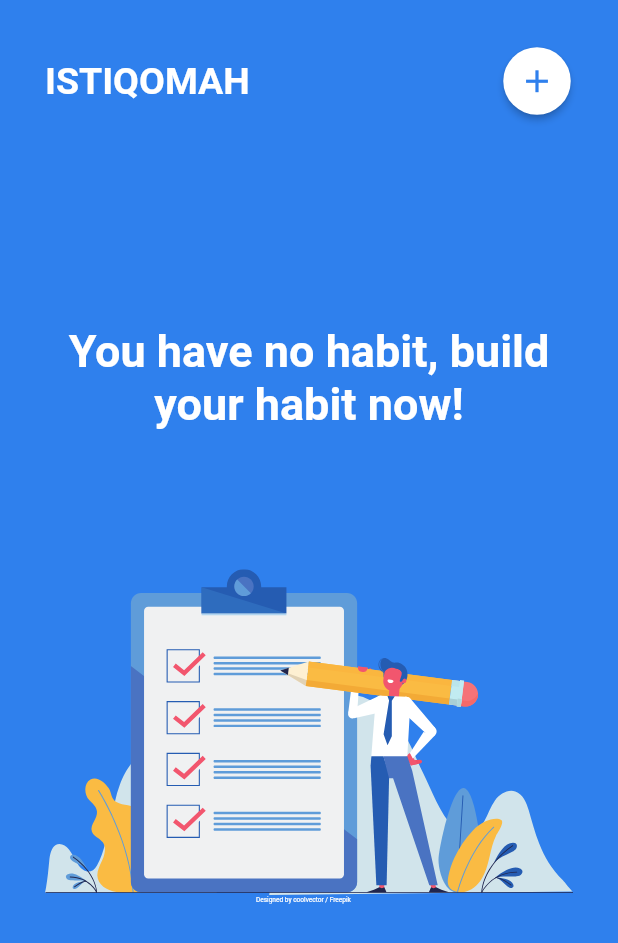
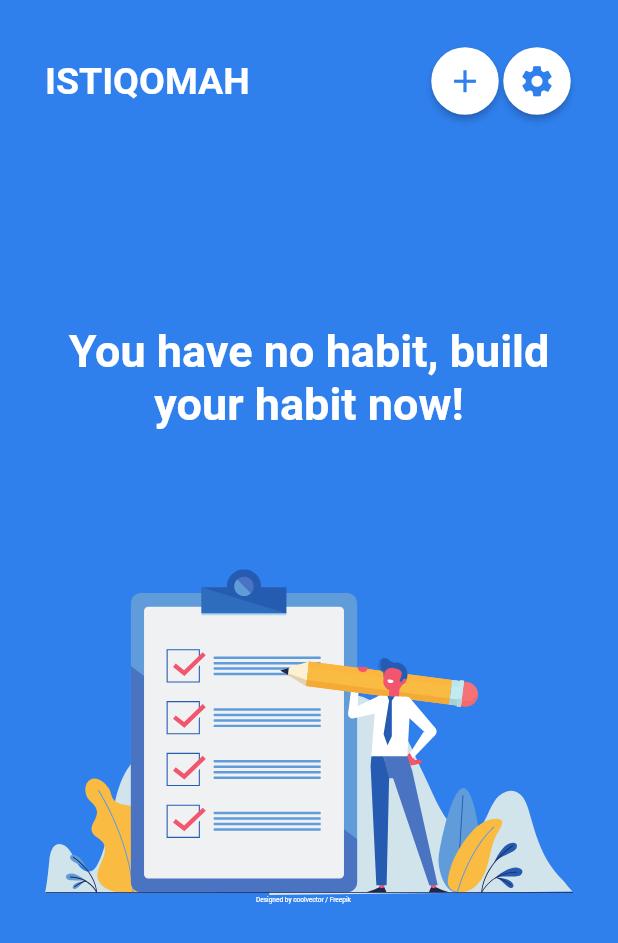
Before and after one commit to dihak/flutter-istiqomah, a Flutter app: the screen it shows after launch, after a tap on "Start", on a phone screen of 412 x 824 dp. Shown: the top 943 px of the screen. Run offline on Flutter 3.47's test engine with Material 2 defaults, Android fonts, the phone set to English and light mode, and no system bars; our stand-ins replace fl_chart, flutter_local_notifications, flutter_native_timezone, flutter_svg, shared_preferences, sqflite and 1 more; accounts and stored records are empty; Roboto replaces fonts that are missing (ProductSans).

Commit message:
Added Settings Page & Theme Changer

```diff
--- a/lib/main.dart
+++ b/lib/main.dart
@@ -2,11 +2,11 @@ import 'package:flutter/material.dart';
 import 'package:istiqomah/constants/app_theme.dart';
 import 'package:istiqomah/models/habit.dart';
 import 'package:istiqomah/pages/home/index.dart';
+import 'package:istiqomah/pages/settings/config.dart';
 import 'package:istiqomah/routes.dart';
 import 'package:istiqomah/pages/get_started/index.dart';
 import 'package:provider/provider.dart';
 import 'package:shared_preferences/shared_preferences.dart';
-
 import 'constants/app_theme.dart';
 
 Future<void> main() async {
@@ -29,6 +29,9 @@ class _IstiqomahAppState extends State<IstiqomahApp> {
   @override
   void initState() {
     super.initState();
+    currentTheme.addListener(() {
+      setState(() {});
+    });
     _loadStarted();
   }
 
@@ -38,8 +41,10 @@ class _IstiqomahAppState extends State<IstiqomahApp> {
       title: 'ISTIQOMAH',
       routes: Routes.routes,
       theme: blueTheme,
+      darkTheme: darkTheme,
+      themeMode: currentTheme.currentTheme(),
       home: Scaffold(
-        backgroundColor: Colors.blue,
+        backgroundColor: Theme.of(context).backgroundColor,
         body: _body,
       ),
     );
--- a/lib/pages/home/index.dart
+++ b/lib/pages/home/index.dart
@@ -3,6 +3,7 @@ import 'package:istiqomah/models/habit.dart';
 import 'package:istiqomah/models/notification.dart';
 import 'package:istiqomah/pages/home/components/habit_list.dart';
 import 'package:provider/provider.dart';
+import 'package:istiqomah/routes.dart';
 import 'modal/add.dart';
 
 class Home extends StatefulWidget {
@@ -77,7 +78,19 @@ class _HomeState extends State<Home> {
             size: 25.0,
             color: Theme.of(context).primaryColor,
           ),
-        )
+        ),
+        RawMaterialButton(
+            fillColor: Colors.white,
+            shape: new CircleBorder(),
+            constraints: BoxConstraints.expand(width: 45, height: 45),
+            onPressed: () {
+              Navigator.of(context).pushReplacementNamed(Routes.settings);
+            },
+            child: Icon(
+              Icons.settings,
+              size: 25.0,
+              color: Theme.of(context).primaryColor,
+            ))
       ]),
     );
   }
--- /dev/null
+++ b/lib/pages/settings/MyTheme.dart
@@ -0,0 +1,14 @@
+import 'package:flutter/material.dart';
+
+class MyTheme with ChangeNotifier {
+  static bool _isDark = false;
+
+  ThemeMode currentTheme() {
+    return _isDark ? ThemeMode.dark : ThemeMode.light;
+  }
+
+  void switchTheme() {
+    _isDark = !_isDark;
+    notifyListeners();
+  }
+}
--- /dev/null
+++ b/lib/pages/settings/config.dart
@@ -0,0 +1,5 @@
+library config.global;
+
+import 'package:istiqomah/pages/settings/MyTheme.dart';
+
+MyTheme currentTheme = MyTheme();
--- a/lib/routes.dart
+++ b/lib/routes.dart
@@ -2,6 +2,7 @@ import 'package:flutter/material.dart';
 import 'package:istiqomah/pages/detail/index.dart';
 import 'package:istiqomah/pages/get_started/index.dart';
 import 'package:istiqomah/pages/home/index.dart';
+import 'package:istiqomah/pages/settings/index.dart';
 
 class Routes {
   Routes._();
@@ -10,10 +11,12 @@ class Routes {
   static const String getStarted = '/getStarted';
   static const String home = '/home';
   static const String detail = '/detail';
+  static const String settings = '/settings';
 
   static final routes = <String, WidgetBuilder>{
     getStarted: (BuildContext context) => GetStarted(),
     home: (BuildContext context) => Home(),
     detail: (BuildContext context) => Detail(),
+    settings: (BuildContext context) => Settings(),
   };
 }
```
Also changed, not shown: lib/constants/app_theme.dart (+0 -16 lines), lib/pages/settings/index.dart (added, +36 -0 lines).
